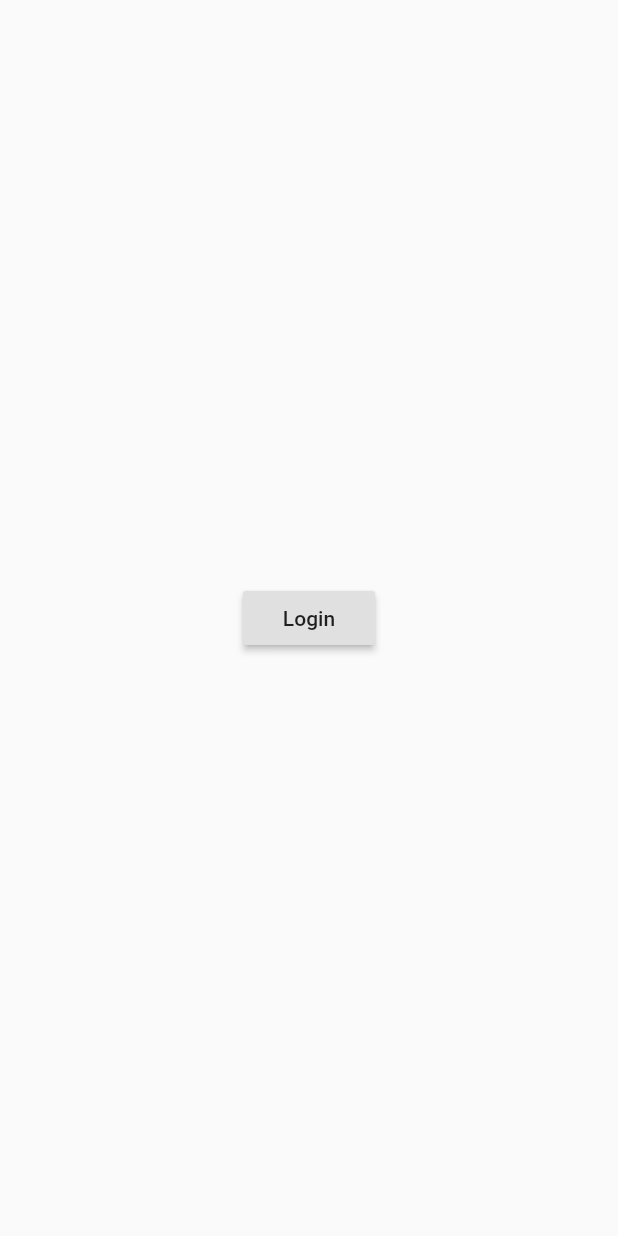
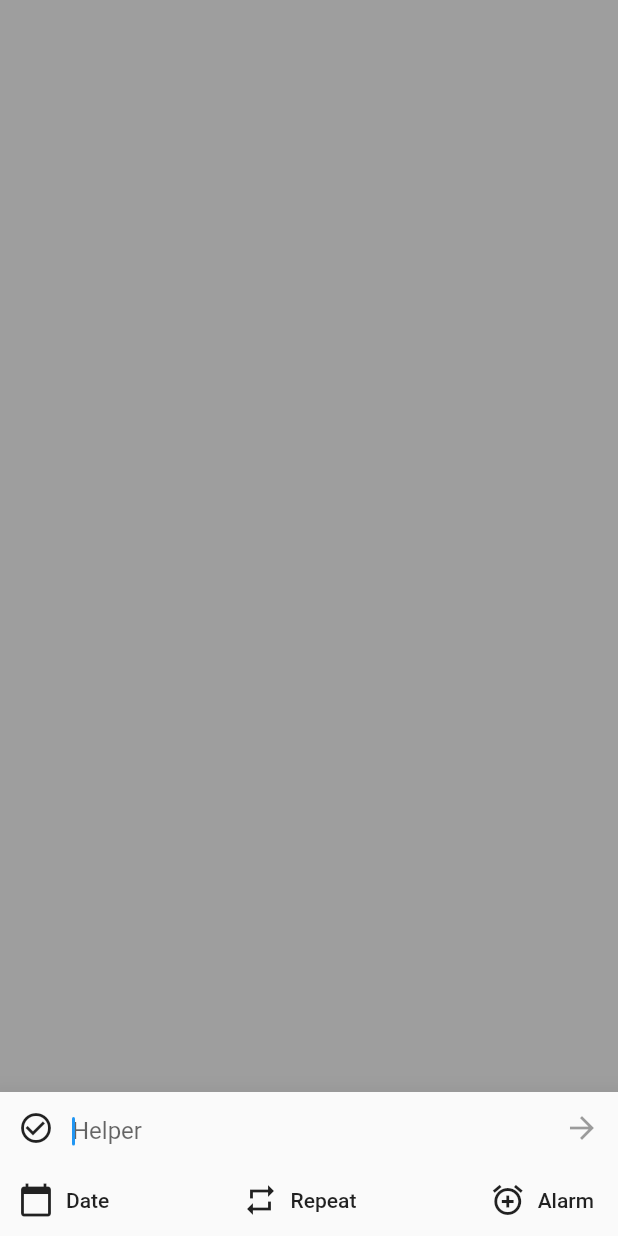
Before and after one commit to Ronbb/together, a Flutter app: the screen it shows after launch, on a phone screen of 412 x 824 dp. Run offline on Flutter 3.47's test engine with Material 2 defaults, Android fonts, the phone set to English and light mode, and no system bars; our stand-ins replace get_it, syncfusion_flutter_calendar; missing offline and left inert: syncfusion_flutter_core.

Commit message:
Todo Dialog UI

```diff
--- /dev/null
+++ b/lib/layout/home/add_todo_dialog.dart
@@ -0,0 +1,111 @@
+import 'package:flutter/material.dart';
+
+class AddTodoDialog extends StatefulWidget {
+  AddTodoDialog({Key key}) : super(key: key);
+
+  @override
+  _AddTodoDialogState createState() => _AddTodoDialogState();
+}
+
+@immutable
+class TodoInfo {}
+
+class _AddTodoDialogState extends State<AddTodoDialog> {
+  TextEditingController _textEditingController;
+  bool hasContent;
+
+  Color get suffixIconDisabledColor => Theme.of(context).disabledColor;
+  Color get suffixIconAccentColor => Theme.of(context).accentColor;
+  Color get suffixIconColor =>
+      hasContent ?? false ? suffixIconAccentColor : suffixIconDisabledColor;
+
+  Color get prefixIconColor => Theme.of(context).iconTheme.color;
+
+  @override
+  void initState() {
+    hasContent = false;
+
+    _textEditingController = TextEditingController();
+    _textEditingController.addListener(() {
+      setState(() {
+        hasContent = _textEditingController.text?.isNotEmpty ?? false;
+      });
+    });
+
+    super.initState();
+  }
+
+  @override
+  void dispose() {
+    _textEditingController.dispose();
+    super.dispose();
+  }
+
+  @override
+  Widget build(BuildContext context) {
+    return Container(
+      alignment: Alignment.bottomCenter,
+      margin: EdgeInsets.only(bottom: MediaQuery.of(context).viewInsets.bottom),
+      decoration: BoxDecoration(color: Colors.grey),
+      child: Material(
+        elevation: 16,
+        child: Container(
+          width: MediaQuery.of(context).size.width,
+          child: Column(
+            mainAxisSize: MainAxisSize.min,
+            children: <Widget>[
+              TextField(
+                autofocus: true,
+                controller: _textEditingController,
+                decoration: InputDecoration(
+                  contentPadding: EdgeInsets.only(
+                    top: 16,
+                    bottom: 12,
+                    left: 12,
+                    right: 12,
+                  ),
+                  focusedBorder: InputBorder.none,
+                  prefixIcon: Icon(
+                    Icons.check_circle_outline,
+                    color: prefixIconColor,
+                  ),
+                  hintText: "Helper",
+                  suffixIcon: IconButton(
+                    icon: Icon(
+                      Icons.arrow_forward,
+                      color: suffixIconColor,
+                    ),
+                    onPressed: () {},
+                  ),
+                ),
+                textAlignVertical: TextAlignVertical.center,
+                textCapitalization: TextCapitalization.sentences,
+                textInputAction: TextInputAction.go,
+              ),
+              Row(
+                mainAxisAlignment: MainAxisAlignment.spaceBetween,
+                children: <Widget>[
+                  FlatButton.icon(
+                    onPressed: () {},
+                    icon: Icon(Icons.calendar_today),
+                    label: Text('Date'),
+                  ),
+                  FlatButton.icon(
+                    onPressed: () {},
+                    icon: Icon(Icons.repeat),
+                    label: Text('Repeat'),
+                  ),
+                  FlatButton.icon(
+                    onPressed: () {},
+                    icon: Icon(Icons.alarm_add),
+                    label: Text('Alarm'),
+                  ),
+                ],
+              ),
+            ],
+          ),
+        ),
+      ),
+    );
+  }
+}
--- a/lib/main.dart
+++ b/lib/main.dart
@@ -1,6 +1,7 @@
 import 'package:flutter/material.dart';
 import 'package:get_it/get_it.dart';
 import 'package:syncfusion_flutter_core/core.dart';
+import 'package:together/layout/home/add_todo_dialog.dart';
 import 'package:together/page/login/login_page.dart';
 import 'package:together/wrapper/global_wrapper.dart';
 import 'package:together/ignore/license.dart';
@@ -21,7 +22,7 @@ class App extends StatelessWidget {
       title: 'Together',
       darkTheme: GetIt.I<AppTheme>().dark,
       theme: GetIt.I<AppTheme>().light,
-      home: GlobalWrapper(root: LoginPage()),
+      home: GlobalWrapper(root: (AddTodoDialog())),
     );
   }
 }
```
Also changed, not shown: lib/layout/home/add_to_do_dialog.dart (deleted).
